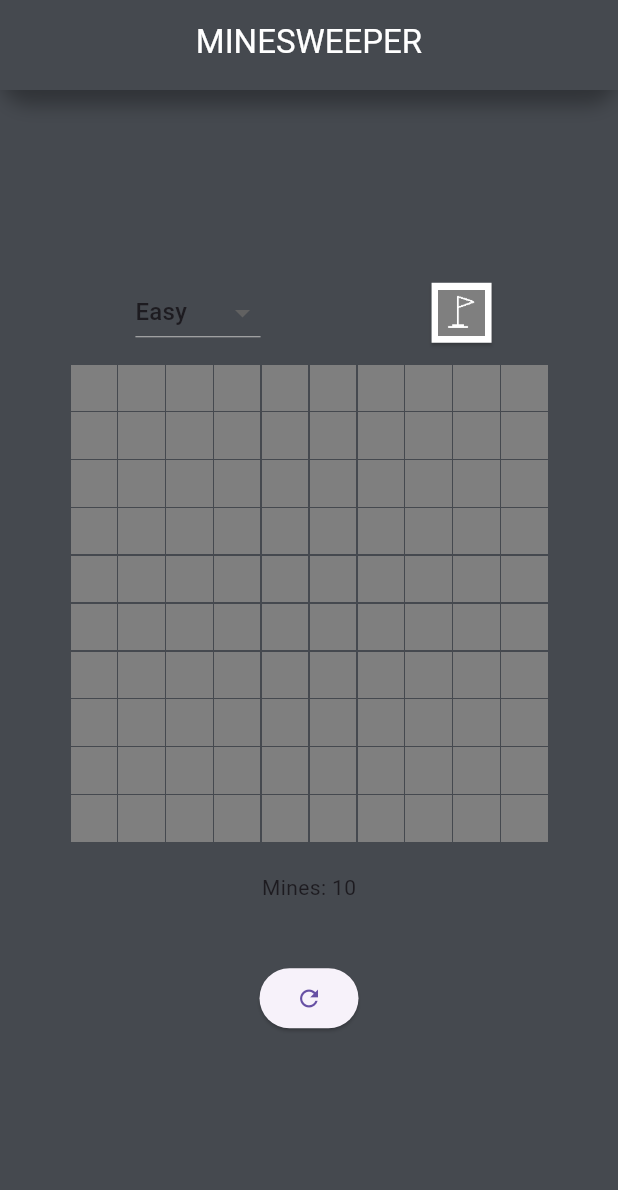
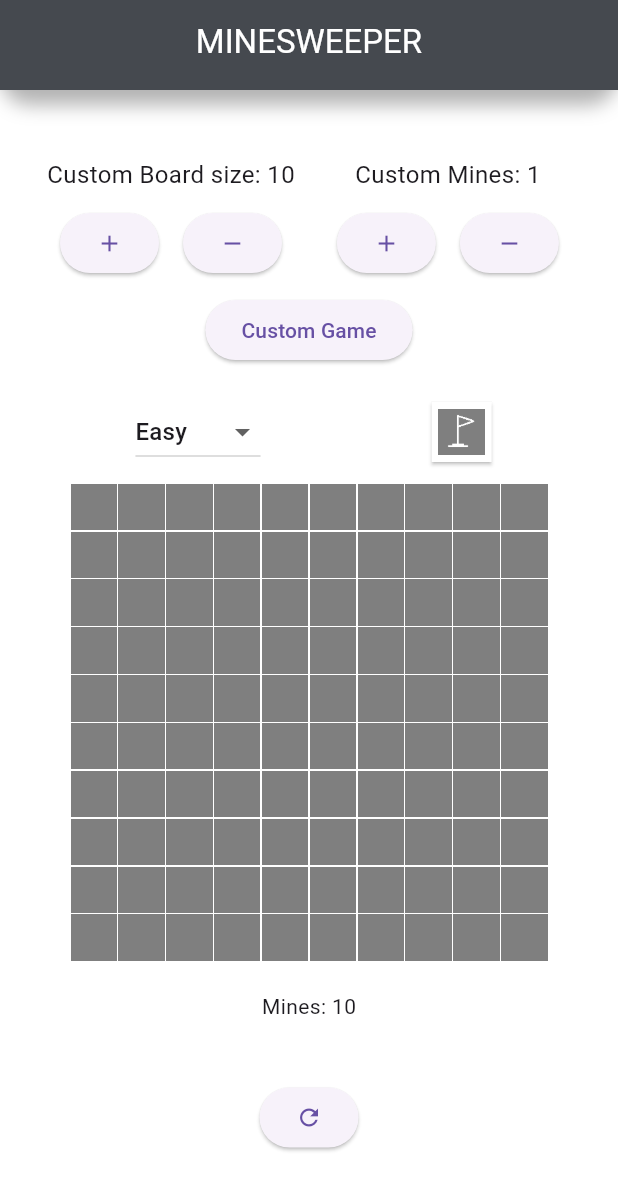
Before and after one commit to dominikt2/minesweeper_mobile, a Flutter app: the screen it shows after launch, on a phone screen of 412 x 824 dp. Shown: the top 1190 px of the screen. Run offline on Flutter 3.47's test engine with Material 3 defaults, Android fonts, the phone set to English and light mode, and no system bars; missing offline and left inert: flame.

Commit message:
implemented custom mode

```diff
--- a/lib/main.dart
+++ b/lib/main.dart
@@ -10,7 +10,9 @@ bool firstClick = true;
 bool gameOver = false;
 bool isFlagging = false;
 bool playerWon = false;
-int boardColor = 0xFF45494f;
+int boardColor = 0xFFFFFFFF;
+int customBoardSize = 10;
+int customMines = 1;
 
 void main() {
   runApp(MyApp());
@@ -23,10 +25,12 @@ class MyApp extends StatefulWidget {
   MyAppState createState() => MyAppState();
 }
 
+
+
 class MyAppState extends State<MyApp> {
 
   String _selectedOption = "Easy";
-  final List<String> _options = ["Easy", "Medium", "Hard", "Custom"];
+  final List<String> _options = ["Easy", "Medium", "Hard"];
 
  @override
 Widget build(BuildContext context) {
@@ -69,9 +73,93 @@ Widget build(BuildContext context) {
             crossAxisAlignment: CrossAxisAlignment.center,
             children: [
               //MENU WYBORU TRUDNOSCI
+             Row(
+              mainAxisAlignment: MainAxisAlignment.center, // Center align the entire row
+              children: [
+                // Custom Board Size Setup
+                Column(
+                  children: [
+                    Padding(
+                      padding: const EdgeInsets.symmetric(vertical: 10.0),
+                      child: Text(
+                        'Custom Board size: $customBoardSize',
+                        style: const TextStyle(fontSize: 16),
+                      ),
+                    ),
+                    Row(
+                      mainAxisAlignment: MainAxisAlignment.center,
+                      children: [
+                        Padding(
+                          padding: const EdgeInsets.symmetric(horizontal: 8.0),
+                          child: ElevatedButton(
+                            onPressed: () {
+                              incrementBoardSize();
+                            },
+                            child: const Icon(Icons.add),
+                          ),
+                        ),
+                        Padding(
+                          padding: const EdgeInsets.symmetric(horizontal: 8.0),
+                          child: ElevatedButton(
+                            onPressed: () {
+                              decrementBoardSize();
+                            },
+                            child: const Icon(Icons.remove),
+                          ),
+                        ),
+                      ],
+                    ),
+                  ],
+                ),
+                const SizedBox(width: 20), // Space between Board Size and Mines Setup
+                // Custom Mines Setup
+                Column(
+                  children: [
+                    Padding(
+                      padding: const EdgeInsets.symmetric(vertical: 10.0),
+                      child: Text(
+                        'Custom Mines: $customMines',
+                        style: const TextStyle(fontSize: 16),
+                      ),
+                    ),
+                    Row(
+                      mainAxisAlignment: MainAxisAlignment.center,
+                      children: [
+                        Padding(
+                          padding: const EdgeInsets.symmetric(horizontal: 8.0),
+                          child: ElevatedButton(
+                            onPressed: () {
+                              incrementMines();
+                            },
+                            child: const Icon(Icons.add),
+                          ),
+                        ),
+                        Padding(
+                          padding: const EdgeInsets.symmetric(horizontal: 8.0),
+                          child: ElevatedButton(
+                            onPressed: () {
+                              decrementMines();
+                            },
+                            child: const Icon(Icons.remove),
+                          ),
+                        ),
+                      ],
+                    ),
+                  ],
+                ),
+              ],
+            ),
+            Padding(
+              padding: const EdgeInsets.all(10.0),
+              child: ElevatedButton(
+                onPressed: () {
+                  setCustomGame();
+                },
+                child: const Text('Custom Game'),
+              ),
+            ),
               Row(
                 mainAxisAlignment: MainAxisAlignment.center,
-
                 children: [
                   Padding(
                     padding: const EdgeInsets.all(10.0),
@@ -339,4 +427,42 @@ void fillMines(int index) {
     }
   }
 
+  void incrementBoardSize(){
+    setState(() {
+      customBoardSize = customBoardSize + 10;
+    });
+  }
+
+  void decrementBoardSize(){
+    setState(() {
+      if(customBoardSize > 10)
+        customBoardSize = customBoardSize - 10;
+    });
+  }
+
+  void incrementMines(){
+    setState(() {
+      customMines = customMines + 1;
+    });
+  }
+
+  void decrementMines(){
+    setState(() {
+      if(customMines > 1)
+        customMines = customMines - 1;
+    });
+  }
+
+  void setCustomGame(){
+    setState(() {
+      resetGame();
+      board = List.filled(customBoardSize, 10);
+      gamingboard = List.filled(customBoardSize, 10);
+
+      mines = customMines;
+      score = customMines;
+      boardSize = (customBoardSize/10).toInt();
+    });
+  }
+
 }
```
